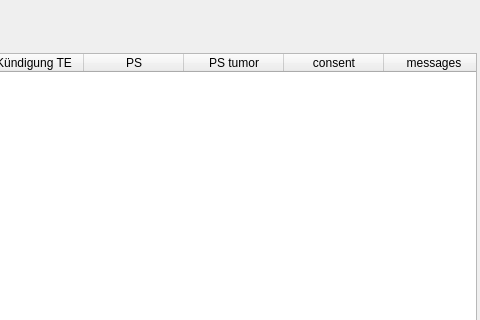
Qt form src/MVHub/MVHub.ui (imgag/ngs-bits) before a commit; both pictures show x 720 to 1200 and y 0 to 320 of the 1200 by 800 pixel window.
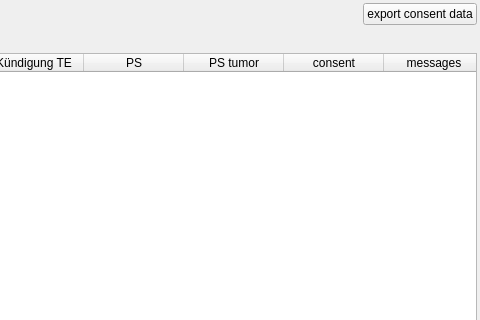
The same form after that commit. Icons and pictures are not drawn.

Commit message: MVHub: added BC export

Diff of the .ui file:
```diff
--- a/src/MVHub/MVHub.ui
+++ b/src/MVHub/MVHub.ui
@@ -68,6 +68,13 @@
         </property>
        </spacer>
       </item>
+      <item>
+       <widget class="QPushButton" name="export_consent_data">
+        <property name="text">
+         <string>export consent data</string>
+        </property>
+       </widget>
+      </item>
      </layout>
     </item>
     <item>
```
The commit also changes 2 other files.
